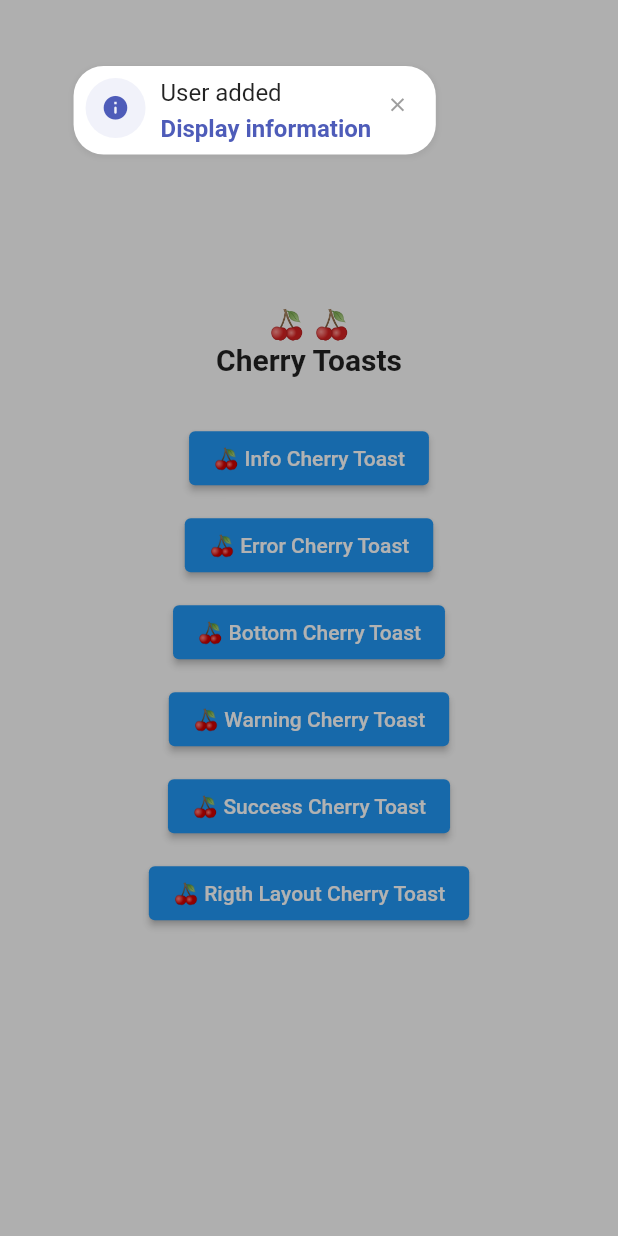
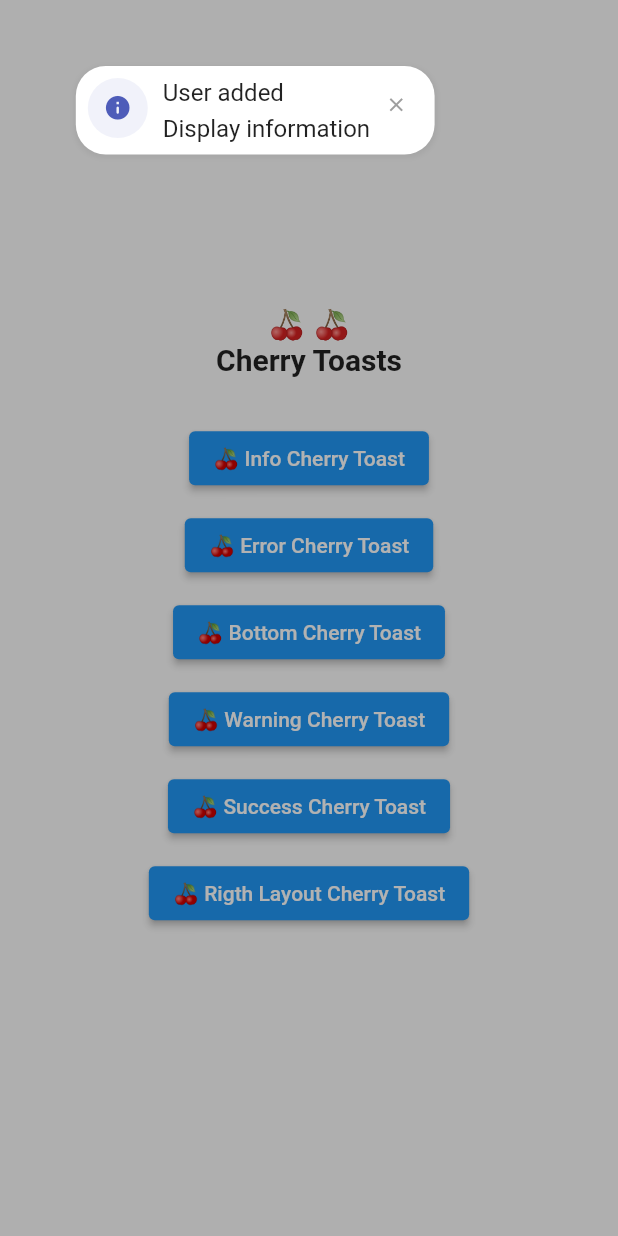
Before and after one commit to koukibadr/Cherry-Toast, a Flutter app: the screen it shows after launch, after a tap on "🍒 Info Cherry Toast", on a phone screen of 412 x 824 dp. Run offline on Flutter 3.47's test engine with Material 2 defaults, Android fonts, the phone set to English and light mode, and no system bars.

Commit message:
fix #24: merge action and action text style parameters

```diff
--- a/example/lib/main.dart
+++ b/example/lib/main.dart
@@ -52,7 +52,7 @@ class ExampleApp extends StatelessWidget {
             onPressed: () {
               CherryToast.info(
                 title: Text('User added'),
-                action: 'Display information',
+                action: Text('Display information'),
                 actionHandler: () {},
               ).show(context);
             },
@@ -101,9 +101,10 @@ class ExampleApp extends StatelessWidget {
               CherryToast.warning(
                 title: Text(''),
                 displayTitle: false,
-                description: Text('All information may be deleted after this action'),
+                description:
+                    Text('All information may be deleted after this action'),
                 animationType: ANIMATION_TYPE.fromTop,
-                action: 'Backup data',
+                action: Text('Backup data'),
                 actionHandler: () {},
               ).show(context);
             },
@@ -135,8 +136,10 @@ class ExampleApp extends StatelessWidget {
                 toastPosition: POSITION.bottom,
                 layout: TOAST_LAYOUT.rtl,
                 animationType: ANIMATION_TYPE.fromRight,
-                action: 'انقر هنا',
-                actionStyle: TextStyle(color: Colors.green),
+                action: Text(
+                  'انقر هنا',
+                  style: TextStyle(color: Colors.green),
+                ),
                 animationDuration: Duration(milliseconds: 1000),
                 autoDismiss: true,
               ).show(context);
--- a/lib/cherry_toast.dart
+++ b/lib/cherry_toast.dart
@@ -16,10 +16,6 @@ class CherryToast extends StatefulWidget {
     this.action,
     this.actionHandler,
     this.description,
-    this.actionStyle = const TextStyle(
-      color: Colors.black,
-      fontWeight: FontWeight.bold,
-    ),
     this.displayTitle = true,
     this.toastPosition = POSITION.top,
     this.animationDuration = defaultAnimationDuration,
@@ -41,10 +37,6 @@ class CherryToast extends StatefulWidget {
     this.action,
     this.actionHandler,
     this.description,
-    this.actionStyle = const TextStyle(
-      color: successColor,
-      fontWeight: FontWeight.bold,
-    ),
     this.displayTitle = true,
     this.toastPosition = POSITION.top,
     this.animationDuration = defaultAnimationDuration,
@@ -68,10 +60,6 @@ class CherryToast extends StatefulWidget {
     this.action,
     this.actionHandler,
     this.description,
-    this.actionStyle = const TextStyle(
-      color: errorColor,
-      fontWeight: FontWeight.bold,
-    ),
     this.displayTitle = true,
     this.toastPosition = POSITION.top,
     this.animationDuration = defaultAnimationDuration,
@@ -95,10 +83,6 @@ class CherryToast extends StatefulWidget {
     this.action,
     this.actionHandler,
     this.description,
-    this.actionStyle = const TextStyle(
-      color: warningColor,
-      fontWeight: FontWeight.bold,
-    ),
     this.displayTitle = true,
     this.toastPosition = POSITION.top,
     this.animationDuration = defaultAnimationDuration,
@@ -122,10 +106,6 @@ class CherryToast extends StatefulWidget {
     this.action,
     this.actionHandler,
     this.description,
-    this.actionStyle = const TextStyle(
-      color: infoColor,
-      fontWeight: FontWeight.bold,
-    ),
     this.displayTitle = true,
     this.toastPosition = POSITION.top,
     this.animationDuration = defaultAnimationDuration,
@@ -157,11 +137,8 @@ class CherryToast extends StatefulWidget {
 
   ///The toast action button text
   ///
-  final String? action;
+  final Text? action;
 
-  ///the action button text style
-  ///
-  final TextStyle actionStyle;
 
   ///indicates whether display or not the title
   ///
@@ -546,10 +523,7 @@ class _CherryToastState extends State<CherryToast>
                         onTap: () {
                           widget.actionHandler?.call();
                         },
-                        child: Text(
-                          widget.action ?? '',
-                          style: widget.actionStyle,
-                        ),
+                        child: widget.action,
                       )
                     ],
                   )
```
